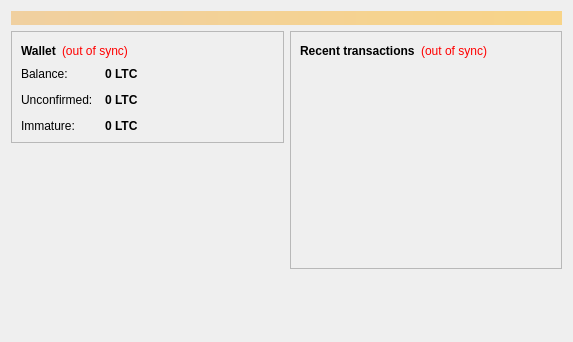
Qt form src/qt/forms/overviewpage.ui (utex/utex-a) before a commit.
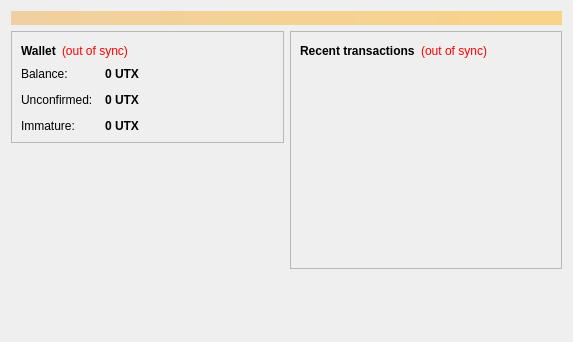
The same form after that commit.

Patch:
```diff
--- a/src/qt/forms/overviewpage.ui
+++ b/src/qt/forms/overviewpage.ui
@@ -122,7 +122,7 @@
                <string>Your current balance</string>
               </property>
               <property name="text">
-               <string notr="true">0 LTC</string>
+               <string notr="true">0 UTX</string>
               </property>
               <property name="textInteractionFlags">
                <set>Qt::LinksAccessibleByMouse|Qt::TextSelectableByKeyboard|Qt::TextSelectableByMouse</set>
@@ -151,7 +151,7 @@
                <string>Total of transactions that have yet to be confirmed, and do not yet count toward the current balance</string>
               </property>
               <property name="text">
-               <string notr="true">0 LTC</string>
+               <string notr="true">0 UTX</string>
               </property>
               <property name="textInteractionFlags">
                <set>Qt::LinksAccessibleByMouse|Qt::TextSelectableByKeyboard|Qt::TextSelectableByMouse</set>
@@ -177,7 +177,7 @@
                <string>Mined balance that has not yet matured</string>
               </property>
               <property name="text">
-               <string notr="true">0 LTC</string>
+               <string notr="true">0 UTX</string>
               </property>
               <property name="textInteractionFlags">
                <set>Qt::LinksAccessibleByMouse|Qt::TextSelectableByKeyboard|Qt::TextSelectableByMouse</set>
```
Left out of the diff: 4 changed lines with no effect on the pictures.
